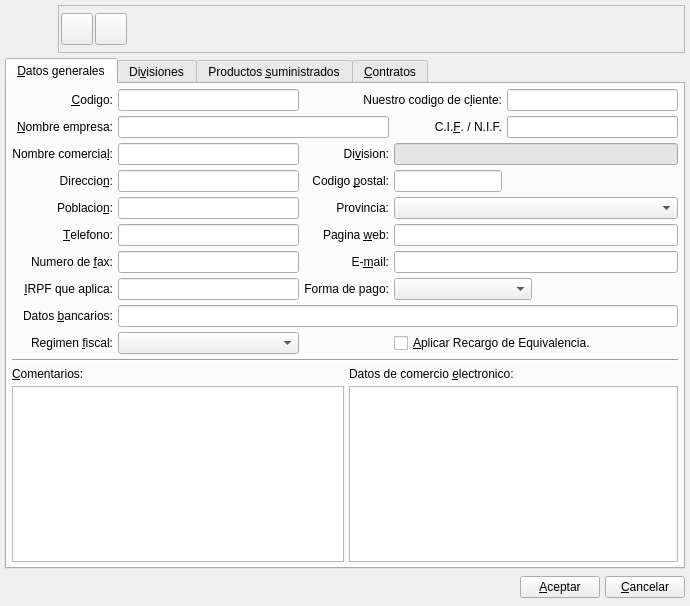
Before: the Qt Designer form bulmages/bulmafact/plugins/pluginbf_proveedor/proveditbase.ui in eboladev/Bulmages-1, drawn with Qt 5.
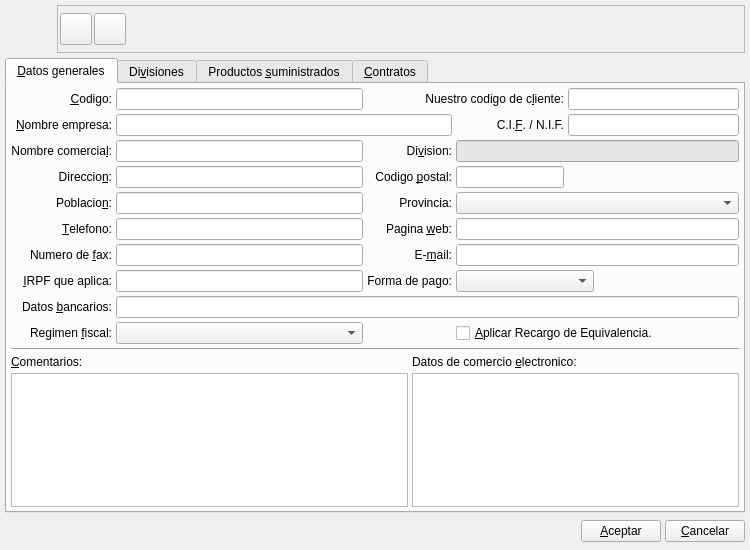
After: the same form once the commit is applied. Icons and pictures are not drawn. Custom widgets are drawn as their Qt base class.

```diff
--- a/bulmages/bulmafact/plugins/pluginbf_proveedor/proveditbase.ui
+++ b/bulmages/bulmafact/plugins/pluginbf_proveedor/proveditbase.ui
@@ -7,10 +7,16 @@
    <rect>
     <x>0</x>
     <y>0</y>
-    <width>690</width>
-    <height>606</height>
+    <width>750</width>
+    <height>550</height>
    </rect>
   </property>
+  <property name="minimumSize">
+   <size>
+    <width>750</width>
+    <height>550</height>
+   </size>
+  </property>
   <property name="windowTitle">
    <string>Proveedor</string>
   </property>
@@ -28,7 +34,7 @@
    <item row="2" column="0">
     <layout class="QHBoxLayout">
      <property name="spacing">
-      <number>5</number>
+      <number>4</number>
      </property>
      <property name="margin">
       <number>0</number>
@@ -76,10 +82,10 @@
       </attribute>
       <layout class="QGridLayout">
        <property name="margin">
-        <number>5</number>
+        <number>4</number>
        </property>
        <property name="spacing">
-        <number>5</number>
+        <number>4</number>
        </property>
        <item row="0" column="0">
         <widget class="QLabel" name="textLabel2_10">
@@ -1338,7 +1344,7 @@
    <item row="0" column="0">
     <layout class="QHBoxLayout">
      <property name="spacing">
-      <number>5</number>
+      <number>4</number>
      </property>
      <property name="margin">
       <number>0</number>
@@ -1409,8 +1415,8 @@
           </property>
           <property name="iconSize">
            <size>
-            <width>32</width>
-            <height>32</height>
+            <width>22</width>
+            <height>22</height>
            </size>
           </property>
           <property name="shortcut">
@@ -1450,8 +1456,8 @@
           </property>
           <property name="iconSize">
            <size>
-            <width>32</width>
-            <height>32</height>
+            <width>22</width>
+            <height>22</height>
            </size>
           </property>
          </widget>
```
Left out of the diff: 8 changed lines with no effect on the pictures.
